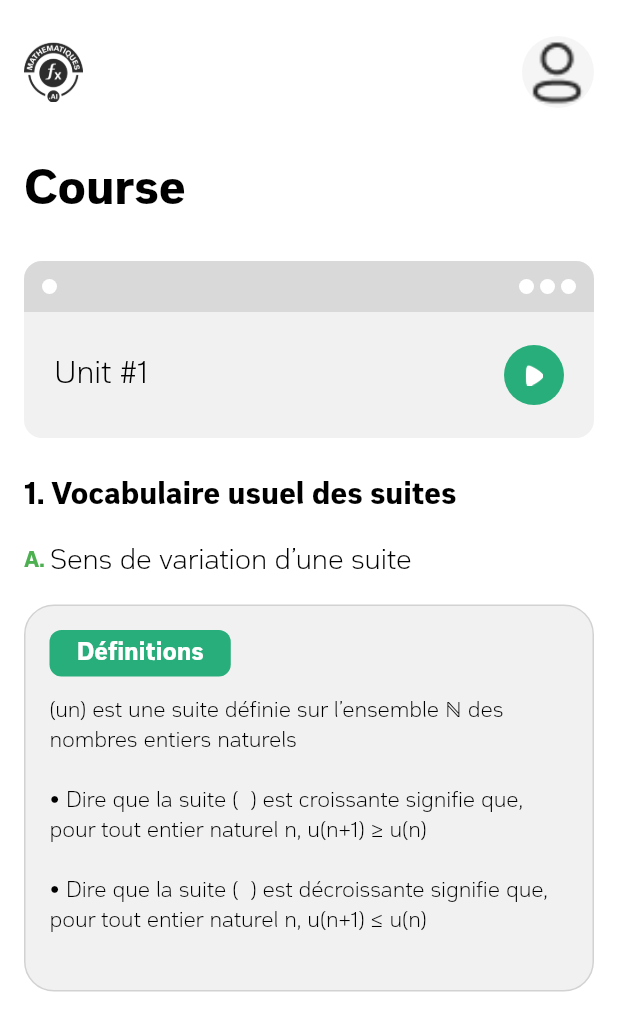
After one commit to AbdurRehman60/Math_Ai, a Flutter app: the CourseScreen screen opened by its route, on a phone screen of 412 x 824 dp. The commit adds this screen. Shown: the top 1031 px of the screen. Run offline on Flutter 3.47's test engine with Material 3 defaults, Android fonts, the phone set to English and light mode, and no system bars; our stand-ins replace cookie_jar, curved_navigation_bar, dio, dio_cookie_manager, flutter_secure_storage, image_picker and 2 more; accounts and stored records are empty.

Commit message:
Course Expore

```diff
--- a/lib/constants/assets.dart
+++ b/lib/constants/assets.dart
@@ -20,6 +20,7 @@ class MathAssets{
   static const courseBook = 'assets/icons/courseBook.png';
   static const exerciseArc = 'assets/icons/Arc.png';
   static const greenLogo = 'assets/icons/greenLogo.png';
+  static const play = 'assets/icons/play.png';
 
   // images
   static const exerciseBg = 'assets/images/exercise_bg.png';
--- a/lib/constants/color_theme.dart
+++ b/lib/constants/color_theme.dart
@@ -35,6 +35,14 @@ class MathColorTheme {
   Color get gray => const Color(0xFF2C2C2C).withOpacity(0.4);
 
   Color get lightIcon => const Color(0xFF2C2C2C).withOpacity(0.9);
+
+  Color get grey9D => const Color(0xFFD9D9D9);
+
+  Color get lighterGray => const Color(0xF0F0F0F0);
+
+  Color get lightBorder => const Color(0xFFD2D2D2);
+
+  Color get darkunitCard => const Color(0xFF474762);
 
 
 
--- a/lib/constants/constant_exports.dart
+++ b/lib/constants/constant_exports.dart
@@ -1,4 +1,3 @@
-
 export 'dart:async';
 export 'dart:convert';
 export 'dart:io';
--- a/lib/main.dart
+++ b/lib/main.dart
@@ -3,6 +3,7 @@ import 'package:flutter_secure_storage/flutter_secure_storage.dart';
 import 'package:mathematics_ai/constants/constant_exports.dart';
 import 'package:mathematics_ai/providers/auth_provider.dart';
 import 'package:mathematics_ai/providers/theme_provider.dart';
+import 'package:mathematics_ai/screens/home/course_exercise_screen.dart';
 import 'package:mathematics_ai/screens/home/home_screen.dart';
 import 'package:mathematics_ai/screens/home/level_section/level_selection.dart';
 import 'package:mathematics_ai/screens/login/login_screen.dart';
@@ -51,6 +52,7 @@ class MyApp extends StatelessWidget {
           '/terms' : (context) => const TermsConditionsScreen(),
           '/privacyPolicy': (context) => const PrivacyPolicyScreen(),
           '/cookiePolicyScreen': (context)=> const CookiePolicyScreen(),
+          '/course' : (context) => const CourseScreen(),
         },
         theme: _theme.data,
         debugShowCheckedModeBanner: false,
--- /dev/null
+++ b/lib/screens/home/course_exercise_screen.dart
@@ -0,0 +1,244 @@
+import 'dart:typed_data';
+import 'package:provider/provider.dart';
+import '../../../providers/theme_provider.dart';
+import '../../constants/constant_exports.dart';
+
+class CourseScreen extends StatefulWidget {
+  const CourseScreen({super.key});
+
+  @override
+  State<CourseScreen> createState() => _CourseScreenState();
+}
+
+class _CourseScreenState extends State<CourseScreen> {
+  Uint8List? _profileImageBytes;
+
+  @override
+  void initState() {
+    super.initState();
+    // Load Profile Image or any other init logic
+  }
+
+  @override
+  Widget build(BuildContext context) {
+    final themeProvider = Provider.of<ThemeProvider>(context);
+    final bool isDarkMode = themeProvider.isDarkMode;
+    final Color scaffoldColor =
+        isDarkMode ? MathColorTheme().darkScaffold : MathColorTheme().white;
+
+    return Scaffold(
+      backgroundColor: scaffoldColor,
+      body: SafeArea(
+        child: SingleChildScrollView(
+          padding: const EdgeInsets.all(16.0),
+          child: Column(
+            crossAxisAlignment: CrossAxisAlignment.start,
+            children: [
+              // Top Bar with Logo and Profile Avatar
+              Padding(
+                padding: const EdgeInsets.symmetric(vertical: 8.0),
+                child: Row(
+                  mainAxisAlignment: MainAxisAlignment.spaceBetween,
+                  children: [
+                    Image.asset(
+                      isDarkMode ? MathAssets.darkLogo : MathAssets.logo,
+                      height: 40,
+                    ),
+                    CircleAvatar(
+                      radius: 24,
+                      backgroundColor: isDarkMode
+                          ? MathColorTheme().darkField.withOpacity(0.8)
+                          : Colors.grey.shade100,
+                      child: ClipOval(
+                        child: _profileImageBytes != null
+                            ? Image.memory(
+                                _profileImageBytes!,
+                                width: 48,
+                                height: 48,
+                                fit: BoxFit.cover,
+                              )
+                            : Image.asset(
+                                MathAssets.profile,
+                                width: 48,
+                                height: 48,
+                                fit: BoxFit.cover,
+                              ),
+                      ),
+                    ),
+                  ],
+                ),
+              ),
+
+              const SizedBox(height: 24),
+
+              // Course Heading
+              Text(
+                'Course',
+                style: TextStyle(
+                  fontSize: 32,
+                  fontWeight: FontWeights.bold,
+                  color: isDarkMode ? MathColorTheme().white : Colors.black,
+                ),
+              ),
+
+              const SizedBox(height: 24),
+
+              // Unit Box with Play Button
+              Container(
+                decoration: BoxDecoration(
+                  color: isDarkMode
+                      ? MathColorTheme().seaBlue
+                      : MathColorTheme().lighterGray,
+                  borderRadius: BorderRadius.circular(12),
+                ),
+                child: Column(
+                  children: [
+                    Container(
+                      height: 34,
+                      decoration: BoxDecoration(
+                          borderRadius: const BorderRadius.only(
+                              topLeft: Radius.circular(12),
+                              topRight: Radius.circular(12)),
+                          color: isDarkMode
+                              ? MathColorTheme().darkunitCard
+                              : MathColorTheme().grey9D),
+                      child: Padding(
+                        padding: const EdgeInsets.symmetric(horizontal: 12),
+                        child: Row(
+                          children: [
+                            CircleAvatar(
+                              radius: 5,
+                              backgroundColor: MathColorTheme().white,
+                            ),
+                            const Spacer(),
+                            CircleAvatar(
+                              radius: 5,
+                              backgroundColor: MathColorTheme().white,
+                            ),
+                            SizedBoxes.horizontalMicro,
+                            CircleAvatar(
+                              radius: 5,
+                              backgroundColor: MathColorTheme().white,
+                            ),
+                            SizedBoxes.horizontalMicro,
+                            CircleAvatar(
+                              radius: 5,
+                              backgroundColor: MathColorTheme().white,
+                            )
+                          ],
+                        ),
+                      ),
+                    ),
+                    Padding(
+                      padding: const EdgeInsets.symmetric(
+                          horizontal: 20, vertical: 22),
+                      child: Row(
+                        mainAxisAlignment: MainAxisAlignment.spaceBetween,
+                        children: [
+                          Text(
+                            'Unit #1',
+                            style: TextStyle(
+                              fontSize: 20,
+                              color: isDarkMode
+                                  ? MathColorTheme().white
+                                  : Colors.black,
+                            ),
+                          ),
+                          CircleAvatar(
+                            backgroundColor: MathColorTheme().green,
+                            child: IconButton(
+                                onPressed: () {},
+                                icon: Image.asset(
+                                  MathAssets.play,
+                                  height: 14,
+                                )),
+                          ),
+                        ],
+                      ),
+                    ),
+                  ],
+                ),
+              ),
+
+              const SizedBox(height: 24),
+              Text(
+                '1. Vocabulaire usuel des suites',
+                style: TextStyle(
+                  fontSize: 20,
+                  fontWeight: FontWeight.bold,
+                  color: isDarkMode ? MathColorTheme().white : Colors.black,
+                ),
+              ),
+
+              const SizedBox(height: 16),
+              Row(
+                children: [
+                  const Text(
+                    'A. ',
+                    style: TextStyle(
+                      fontWeight: FontWeight.bold,
+                      color: Colors.green,
+                    ),
+                  ),
+                  Text(
+                    'Sens de variation d’une suite',
+                    style: TextStyle(
+                      fontSize: 18,
+                      color: isDarkMode ? MathColorTheme().white : Colors.black,
+                    ),
+                  ),
+                ],
+              ),
+
+              const SizedBox(height: 16),
+              Container(
+                padding: const EdgeInsets.all(16.0),
+                decoration: BoxDecoration(
+                    color: isDarkMode
+                        ? MathColorTheme().seaBlue
+                        : MathColorTheme().lighterGray,
+                    borderRadius: BorderRadius.circular(20),
+                    border: Border.all(color: MathColorTheme().lightBorder)),
+                child: Column(
+                  crossAxisAlignment: CrossAxisAlignment.start,
+                  children: [
+                    Container(
+                      padding: const EdgeInsets.symmetric(
+                        vertical: 4.0,
+                        horizontal: 18.0,
+                      ),
+                      decoration: BoxDecoration(
+                        color: MathColorTheme().green,
+                        borderRadius: BorderRadius.circular(8),
+                      ),
+                      child: Text(
+                        'Définitions',
+                        style: TextStyle(
+                          color: MathColorTheme().white,
+                          fontWeight: FontWeight.bold,
+                          fontSize: 16,
+                        ),
+                      ),
+                    ),
+                    const SizedBox(height: 12),
+                    Text(
+                      '(un) est une suite définie sur l’ensemble ℕ des nombres entiers naturels\n\n'
+                      '• Dire que la suite (  ) est croissante signifie que, pour tout entier naturel n, '
+                      'u(n+1) ≥ u(n)\n\n'
+                      '• Dire que la suite (  ) est décroissante signifie que, pour tout entier naturel n, '
+                      'u(n+1) ≤ u(n)\n',
+                      style: TextStyle(
+                        color:
+                            isDarkMode ? MathColorTheme().white : Colors.black,
+                      ),
+                    ),
+                  ],
+                ),
+              ),
+            ],
+          ),
+        ),
+      ),
+    );
+  }
+}
--- a/lib/screens/home/level_section/level_selection.dart
+++ b/lib/screens/home/level_section/level_selection.dart
@@ -89,7 +89,7 @@ class _LevelSectionState extends State<LevelSection> {
                 exercises: 15,
               ),
               SizedBoxes.verticalBig,
-              ExerciseCard(
+              const ExerciseCard(
                 color: Color(0xFFFFD3B4),
                 title: 'Fourth',
                 exercises: 16,
--- a/lib/screens/home/widgets/exercise_card.dart
+++ b/lib/screens/home/widgets/exercise_card.dart
@@ -164,10 +164,15 @@ class _ExerciseCardState extends State<ExerciseCard> {
     return Column(
       children: List.generate(1, (index) {
         return ListTile(
-          leading: Text(
-            'Tests',
-            style: TextStyle(
-                color: isDarkMode ? Colors.white :Colors.black
+          leading: GestureDetector(
+            onTap: (){
+              Navigator.pushNamed(context, '/course');
+            },
+            child: Text(
+              'Tests',
+              style: TextStyle(
+                  color: isDarkMode ? Colors.white :Colors.black
+              ),
             ),
           ),
           trailing: Text(
```
Also changed, not shown: assets/icons/play.png (added).
